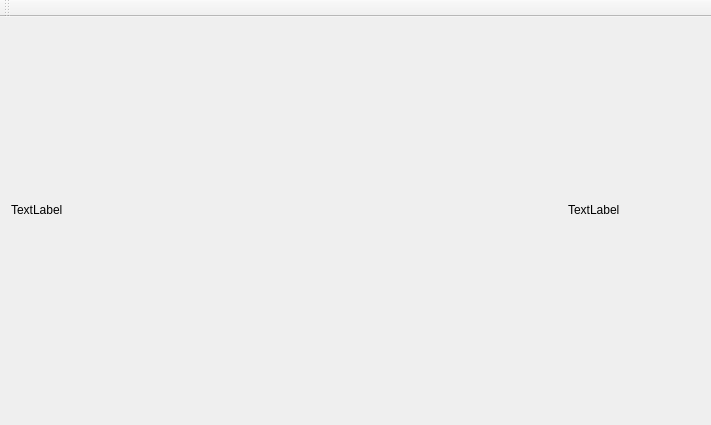
Before: the Qt Designer form mainwindow.ui in nevermoredanny/loitor_qt, drawn with Qt 5; both pictures show x 0 to 711 and y 0 to 425 of the 1130 by 425 pixel window.
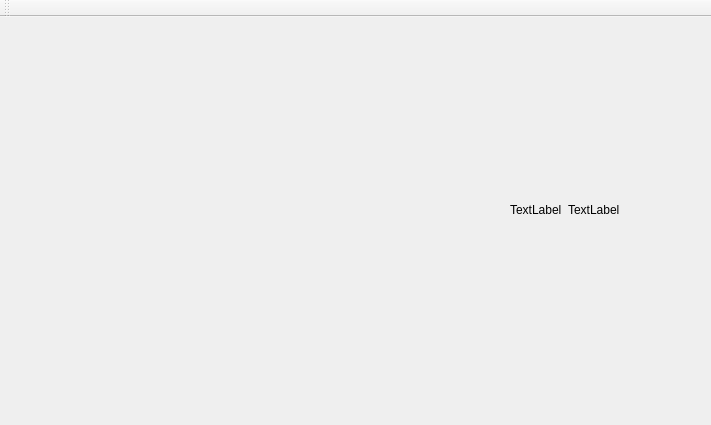
After: the same form once the commit is applied. Custom widgets are drawn as their Qt base class.

What changed in the file:
```diff
--- a/mainwindow.ui
+++ b/mainwindow.ui
@@ -16,7 +16,20 @@
   <widget class="QWidget" name="centralWidget">
    <layout class="QHBoxLayout" name="horizontalLayout">
     <item>
-     <widget class="ClickableLabel" name="left">
+     <spacer name="horizontalSpacer">
+      <property name="orientation">
+       <enum>Qt::Horizontal</enum>
+      </property>
+      <property name="sizeHint" stdset="0">
+       <size>
+        <width>40</width>
+        <height>20</height>
+       </size>
+      </property>
+     </spacer>
+    </item>
+    <item>
+     <widget class="ClickableLabel" name="label_left">
       <property name="text">
        <string>TextLabel</string>
       </property>
@@ -29,6 +42,19 @@
       </property>
      </widget>
     </item>
+    <item>
+     <spacer name="horizontalSpacer_2">
+      <property name="orientation">
+       <enum>Qt::Horizontal</enum>
+      </property>
+      <property name="sizeHint" stdset="0">
+       <size>
+        <width>40</width>
+        <height>20</height>
+       </size>
+      </property>
+     </spacer>
+    </item>
    </layout>
   </widget>
   <widget class="QMenuBar" name="menuBar">
```
Left out of the diff: 7 changed lines with no effect on the pictures.
